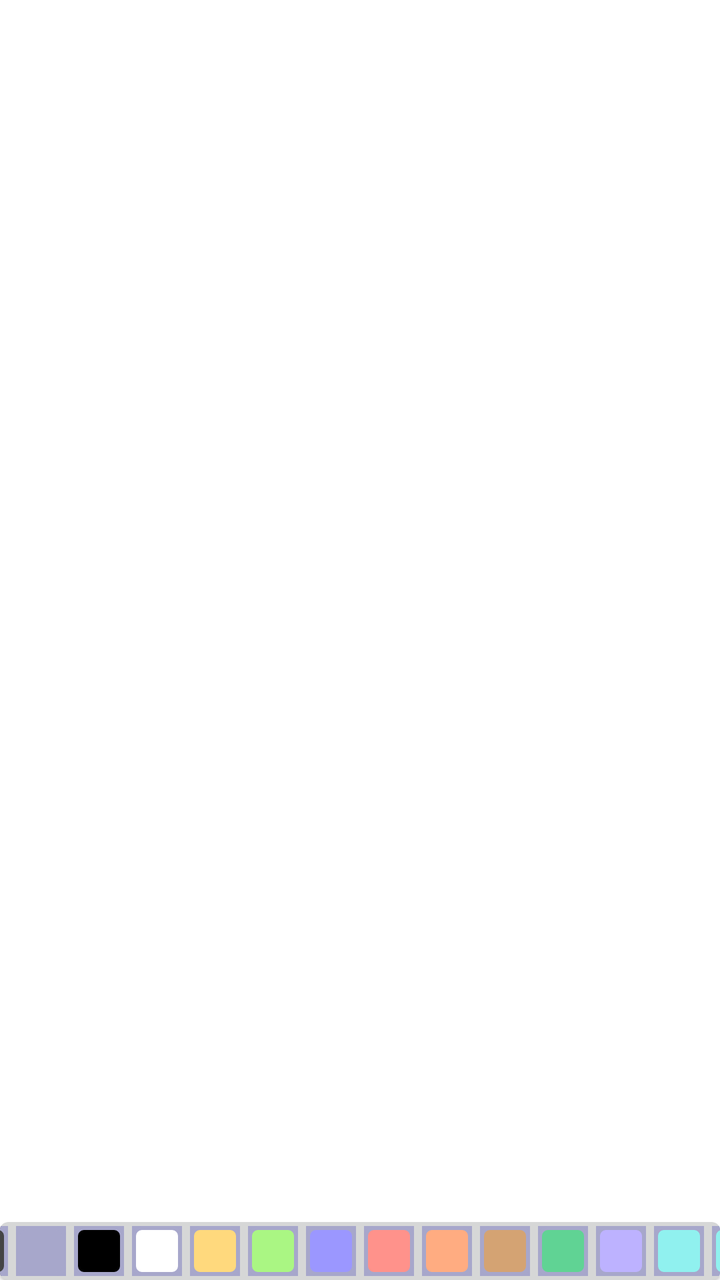
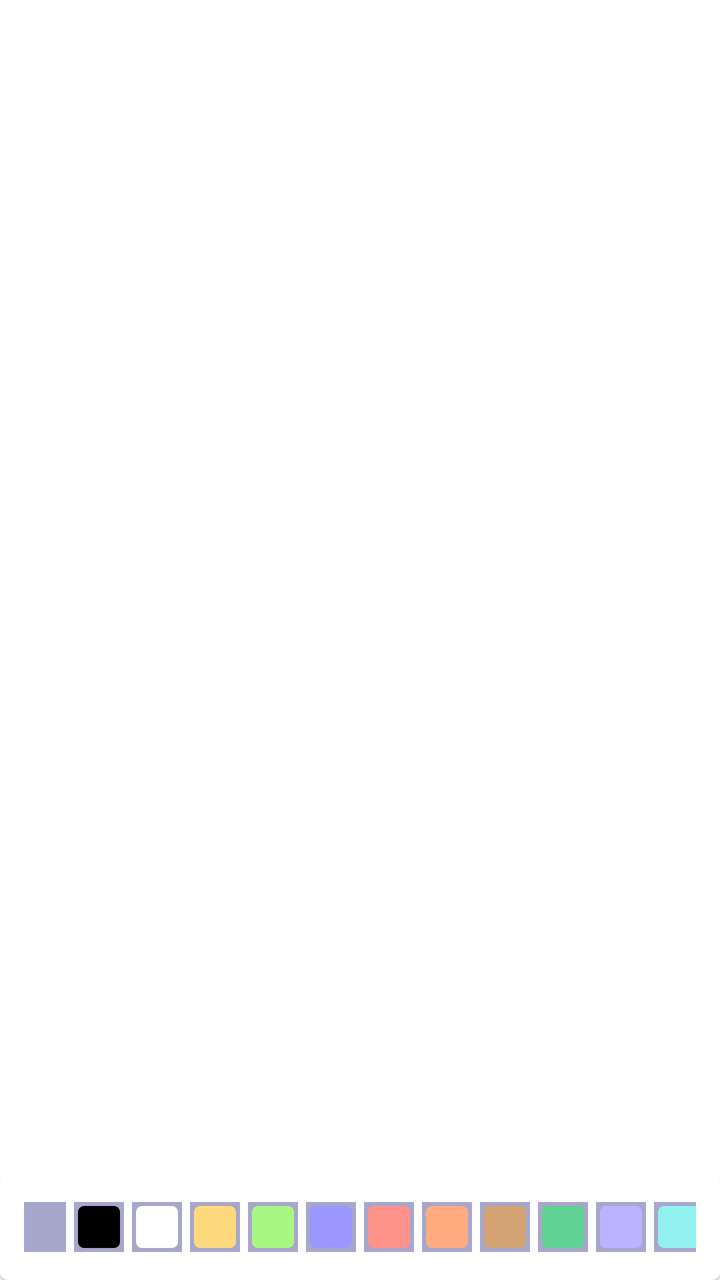

Screens rendered from an Android XML layout before and after an edit, with the pre-edit source and the edit as a unified diff.
<!-- AndroidManifest.xml: application theme Theme.DrawMamba -->
<!-- res/layout/dialog_color.xml -->
<?xml version="1.0" encoding="utf-8"?>
<LinearLayout xmlns:android="http://schemas.android.com/apk/res/android"
    android:layout_width="match_parent"
    android:layout_height="match_parent"
    android:gravity="bottom|center"
    xmlns:app="http://schemas.android.com/apk/res-auto">

    <com.google.android.material.card.MaterialCardView
        android:layout_width="wrap_content"
        android:layout_height="wrap_content"
        android:backgroundTint="#d6d7d7"
        app:layout_constraintBottom_toBottomOf="parent"
        app:layout_constraintEnd_toEndOf="parent"
        app:layout_constraintStart_toStartOf="parent"
        app:layout_constraintTop_toTopOf="parent">
        <LinearLayout
            android:id="@+id/ll_paint_colors"
            android:gravity="center"
            android:layout_width="wrap_content"
            android:layout_height="wrap_content">

            <ImageButton
                android:onClick="paintClicked"
                android:layout_width="25dp"
                android:layout_height="25dp"
                android:layout_margin="2dp"
                android:tag="@color/darkGrey"
                android:background="@color/darkGrey"
                android:src="@drawable/pallet_normal"/>

            <ImageButton
                android:onClick="paintClicked"
                android:layout_width="25dp"
                android:layout_height="25dp"
                android:layout_margin="2dp"
                android:tag="@color/lightGrey"
                android:background="@color/lightGrey"
                android:src="@drawable/pallet_normal"/>

            <ImageButton
                android:onClick="paintClicked"
                android:layout_width="25dp"
                android:layout_height="25dp"
                android:layout_margin="2dp"
                android:tag="@color/black"
                android:background="@color/black"
                android:src="@drawable/pallet_normal"/>

            <ImageButton
                android:onClick="paintClicked"
                android:layout_width="25dp"
                android:layout_height="25dp"
                android:layout_margin="2dp"
                android:tag="@color/white"
                android:background="@color/white"
                android:src="@drawable/pallet_normal"
                android:contentDescription="Eraser button" />

            <ImageButton
                android:onClick="paintClicked"
                android:layout_width="25dp"
                android:layout_height="25dp"
                android:layout_margin="2dp"
                android:tag="@color/yellow"
                android:background="@color/yellow"
                android:src="@drawable/pallet_normal"/>

            <ImageButton
                android:onClick="paintClicked"
                android:layout_width="25dp"
                android:layout_height="25dp"
                android:layout_margin="2dp"
                android:tag="@color/green"
                android:background="@color/green"
                android:src="@drawable/pallet_normal"/>

            <ImageButton
                android:onClick="paintClicked"
                android:layout_width="25dp"
                android:layout_height="25dp"
                android:layout_margin="2dp"
                android:tag="@color/blue"
                android:background="@color/blue"
                android:src="@drawable/pallet_normal"/>

            <ImageButton
                android:onClick="paintClicked"
                android:layout_width="25dp"
                android:layout_height="25dp"
                android:layout_margin="2dp"
                android:tag="@color/red"
                android:background="@color/red"
                android:src="@drawable/pallet_normal"/>

            <ImageButton
                android:onClick="paintClicked"
                android:layout_width="25dp"
                android:layout_height="25dp"
                android:layout_margin="2dp"
                android:tag="@color/orange"
                android:background="@color/orange"
                android:src="@drawable/pallet_normal"/>

            <ImageButton
                android:onClick="paintClicked"
                android:layout_width="25dp"
                android:layout_height="25dp"
                android:layout_margin="2dp"
                android:tag="@color/brown"
                android:background="@color/brown"
                android:src="@drawable/pallet_normal"/>

            <ImageButton
                android:onClick="paintClicked"
                android:layout_width="25dp"
                android:layout_height="25dp"
                android:layout_margin="2dp"
                android:tag="@color/darkGreen"
                android:background="@color/darkGreen"
                android:src="@drawable/pallet_normal"/>

            <ImageButton
                android:onClick="paintClicked"
                android:layout_width="25dp"
                android:layout_height="25dp"
                android:layout_margin="2dp"
                android:tag="@color/purple"
                android:background="@color/purple"
                android:src="@drawable/pallet_normal"/>

            <ImageButton
                android:onClick="paintClicked"
                android:layout_width="25dp"
                android:layout_height="25dp"
                android:layout_margin="2dp"
                android:tag="@color/cyan"
                android:background="@color/cyan"
                android:src="@drawable/pallet_normal"/>

            <ImageButton
                android:onClick="paintClicked"
                android:layout_width="25dp"
                android:layout_height="25dp"
                android:layout_margin="2dp"
                android:tag="@color/random"
                android:background="@color/random"
                android:src="@drawable/pallet_normal"/>

        </LinearLayout>

    </com.google.android.material.card.MaterialCardView>


</LinearLayout>
<!-- resources referenced by this layout -->
<resources>
  <color name="black">#FF000000</color>
  <color name="blue">#9b97ff</color>
  <color name="brown">#d4a373</color>
  <color name="cyan">#90f1ef</color>
  <color name="darkGreen">#60d394</color>
  <color name="darkGrey">#454545</color>
  <color name="green">#aaf683</color>
  <color name="lightGrey">#A7A7CB</color>
  <color name="orange">#ffac81</color>
  <color name="purple">#bdb2ff</color>
  <color name="random">#90f1ef</color>
  <color name="red">#ff928b</color>
  <color name="white">#FFFFFFFF</color>
  <color name="yellow">#ffd97d</color>
  <!-- drawable pallet_normal (drawable) -->
  <?xml version="1.0" encoding="utf-8"?>
  <layer-list xmlns:android="http://schemas.android.com/apk/res/android">
  
      <item>
          <shape
              android:shape="rectangle">
              <stroke
                  android:color="#A7A7CB"
                  android:width="2dp"/>
              <padding
                  android:bottom="0dp"
                  android:top="0dp"
                  android:left="0dp"
                  android:right="0dp"
                  />
          </shape>
      </item>
  
      <item>
          <shape
              android:shape="rectangle">
              <stroke
                  android:color="#A7A7CB"
                  android:width="2dp"/>
              <solid
                  android:color="#00000000"/>
              <corners
                  android:radius="4dp"/>
          </shape>
      </item>
  </layer-list>
  <style name="Theme.DrawMamba" parent="Theme.MaterialComponents.DayNight.DarkActionBar">
          
          <item name="colorPrimary">#9b97ff</item>
          <item name="colorPrimaryVariant">#9b97ff</item>
          <item name="colorOnPrimary">@color/white</item>
          
          <item name="colorSecondary">#7260F8</item>
          <item name="colorSecondaryVariant">#7260F8</item>
          <item name="colorOnSecondary">@color/black</item>
          
          <item name="android:statusBarColor">?attr/colorPrimaryVariant</item>
          
      </style>
</resources>

<!-- the commit's change to res/layout/dialog_color.xml (unified diff, before → after) -->
@@ -8,7 +8,7 @@
     <com.google.android.material.card.MaterialCardView
         android:layout_width="wrap_content"
         android:layout_height="wrap_content"
-        android:backgroundTint="#d6d7d7"
+        android:backgroundTint="#ffffff"
         app:layout_constraintBottom_toBottomOf="parent"
         app:layout_constraintEnd_toEndOf="parent"
         app:layout_constraintStart_toStartOf="parent"
@@ -16,6 +16,7 @@
         <LinearLayout
             android:id="@+id/ll_paint_colors"
             android:gravity="center"
+            android:padding="12dp"
             android:layout_width="wrap_content"
             android:layout_height="wrap_content">
 
